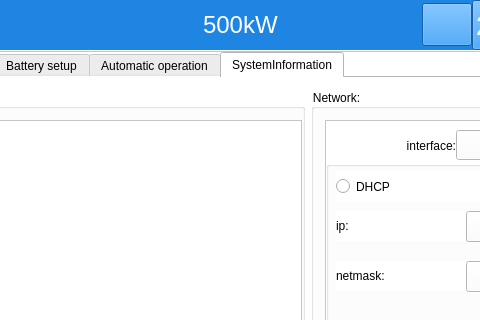
megarevolpr/MWin, file mywidget.ui: the form before one commit; both pictures show x 250 to 730 and y 0 to 320 of the 981 by 562 pixel window.
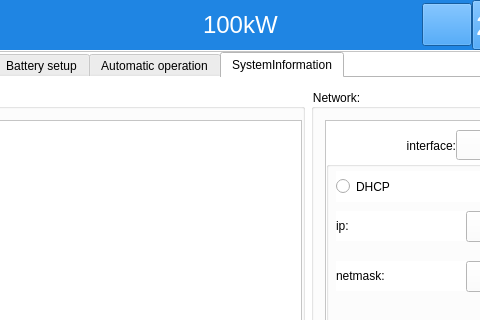
The form after the commit. The open tabs and pages were chosen to show the change. Icons and pictures are not drawn.

```diff
--- a/mywidget.ui
+++ b/mywidget.ui
@@ -2469,7 +2469,7 @@
                <string notr="true">color: rgb(255, 255, 255);</string>
               </property>
               <property name="text">
-               <string>500kW</string>
+               <string>100kW</string>
               </property>
              </widget>
             </item>
```
Left out of the diff: 8 changed lines with no effect on the pictures.
